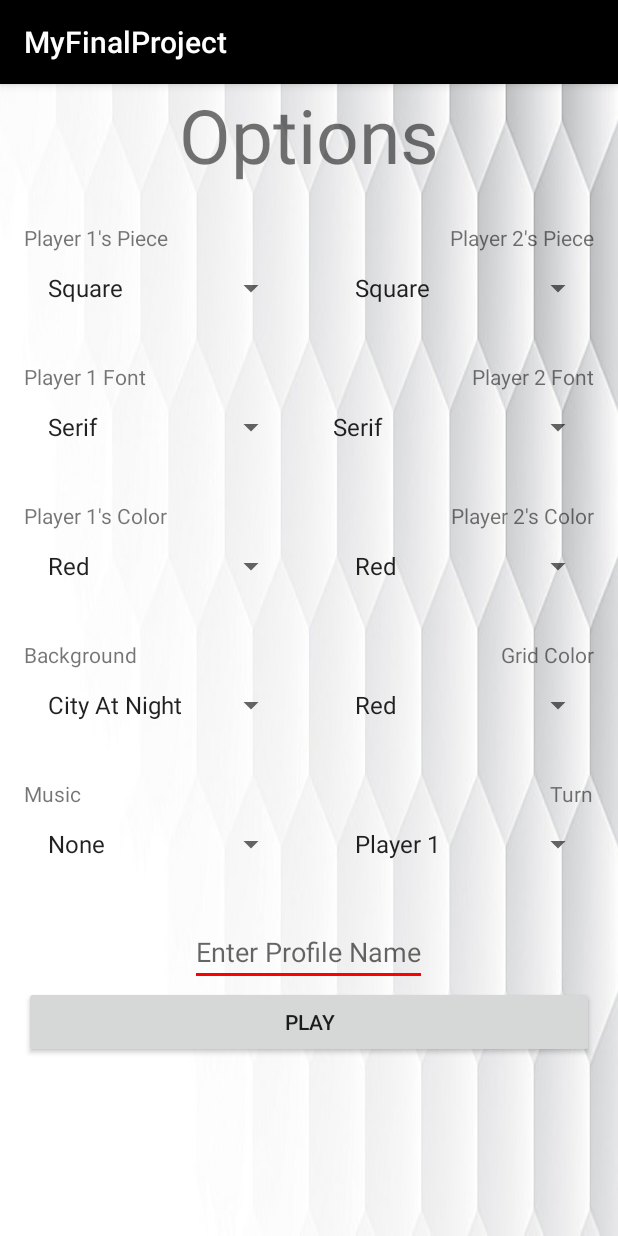
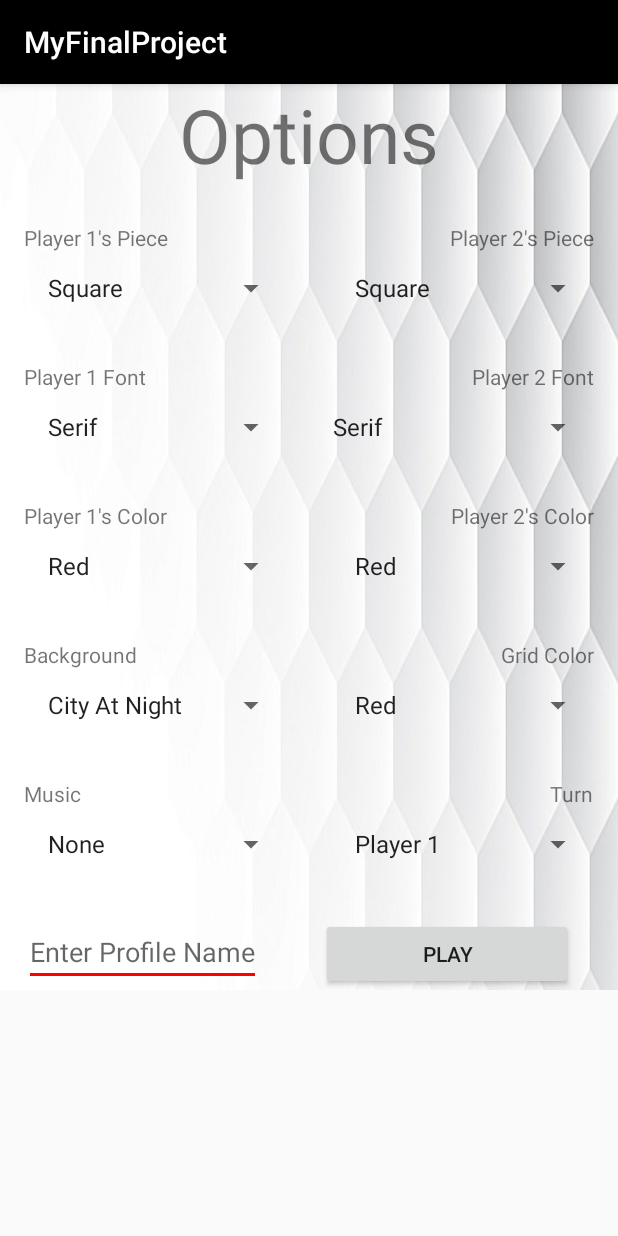
Before and after one commit to Weezer-K/Tic-Tac-Toe-Android, an Android app: the SettingsActivity screen opened directly, with no data from a screen before it, on a phone screen of 412 x 824 dp. Run offline under Robolectric (Android 15) with nearby library versions, the phone set to English and light mode, and no system bars; 1 statement that could not run was skipped.

Commit message:
Add design file

```diff
--- a/app/src/main/res/layout/activity_settings.xml
+++ b/app/src/main/res/layout/activity_settings.xml
@@ -3,25 +3,27 @@
 <LinearLayout xmlns:android="http://schemas.android.com/apk/res/android"
     xmlns:tools="http://schemas.android.com/tools"
     android:layout_width="match_parent"
-    android:layout_height="match_parent"
+    android:layout_height="wrap_content"
+    android:background="@drawable/whiteback"
+    android:orientation="vertical"
     android:paddingLeft="16dp"
-    android:paddingRight="16dp"
-    android:orientation="vertical"
-    android:background="@drawable/whiteback"
-    >
+    android:paddingRight="16dp">
+
     <RelativeLayout
         android:layout_width="match_parent"
         android:layout_height="wrap_content">
+
         <TextView
             android:layout_width="wrap_content"
             android:layout_height="wrap_content"
             android:layout_centerHorizontal="true"
 
             android:text="Options"
-        android:textSize="50dp"/>
+            android:textSize="50dp" />
 
 
     </RelativeLayout>
+
     <TextView
         android:layout_width="match_parent"
         android:layout_height="25dp" />
@@ -29,18 +31,20 @@
     <RelativeLayout
         android:layout_width="match_parent"
         android:layout_height="wrap_content">
+
         <TextView
             android:layout_width="wrap_content"
 
             android:layout_height="wrap_content"
-            android:text="Player 1's Piece"
-            android:layout_alignParentLeft="true"/>
+            android:layout_alignParentLeft="true"
+            android:text="Player 1's Piece" />
+
         <TextView
             android:layout_width="wrap_content"
             android:layout_height="wrap_content"
 
-            android:text="Player 2's Piece"
-            android:layout_alignParentRight="true"/>
+            android:layout_alignParentRight="true"
+            android:text="Player 2's Piece" />
     </RelativeLayout>
 
     <RelativeLayout
@@ -70,6 +74,7 @@
         </Spinner>
 
     </RelativeLayout>
+
     <TextView
         android:layout_width="match_parent"
         android:layout_height="25dp" />
@@ -77,18 +82,20 @@
     <RelativeLayout
         android:layout_width="match_parent"
         android:layout_height="wrap_content">
+
         <TextView
             android:layout_width="wrap_content"
 
             android:layout_height="wrap_content"
-            android:text="Player 1 Font"
-            android:layout_alignParentLeft="true"/>
+            android:layout_alignParentLeft="true"
+            android:text="Player 1 Font" />
+
         <TextView
             android:layout_width="wrap_content"
             android:layout_height="wrap_content"
 
-            android:text="Player 2 Font"
-            android:layout_alignParentRight="true"/>
+            android:layout_alignParentRight="true"
+            android:text="Player 2 Font" />
     </RelativeLayout>
 
     <RelativeLayout
@@ -117,6 +124,7 @@
         </Spinner>
 
     </RelativeLayout>
+
     <TextView
         android:layout_width="match_parent"
         android:layout_height="25dp" />
@@ -124,18 +132,20 @@
     <RelativeLayout
         android:layout_width="match_parent"
         android:layout_height="wrap_content">
+
         <TextView
             android:layout_width="wrap_content"
 
             android:layout_height="wrap_content"
-            android:text="Player 1's Color"
-            android:layout_alignParentLeft="true"/>
+            android:layout_alignParentLeft="true"
+            android:text="Player 1's Color" />
+
         <TextView
             android:layout_width="wrap_content"
             android:layout_height="wrap_content"
 
-            android:text="Player 2's Color"
-            android:layout_alignParentRight="true"/>
+            android:layout_alignParentRight="true"
+            android:text="Player 2's Color" />
     </RelativeLayout>
 
     <RelativeLayout
@@ -163,6 +173,7 @@
         </Spinner>
 
     </RelativeLayout>
+
     <TextView
         android:layout_width="match_parent"
         android:layout_height="25dp" />
@@ -170,18 +181,20 @@
     <RelativeLayout
         android:layout_width="match_parent"
         android:layout_height="wrap_content">
+
         <TextView
             android:layout_width="wrap_content"
 
             android:layout_height="wrap_content"
-            android:text="Background"
-            android:layout_alignParentLeft="true"/>
+            android:layout_alignParentLeft="true"
+            android:text="Background" />
+
         <TextView
             android:layout_width="wrap_content"
             android:layout_height="wrap_content"
 
-            android:text="Grid Color"
-            android:layout_alignParentRight="true"/>
+            android:layout_alignParentRight="true"
+            android:text="Grid Color" />
     </RelativeLayout>
 
     <RelativeLayout
@@ -218,18 +231,20 @@
     <RelativeLayout
         android:layout_width="match_parent"
         android:layout_height="wrap_content">
+
         <TextView
             android:layout_width="wrap_content"
 
             android:layout_height="wrap_content"
-            android:text="Music"
-            android:layout_alignParentLeft="true"/>
+            android:layout_alignParentLeft="true"
+            android:text="Music" />
+
         <TextView
             android:layout_width="wrap_content"
             android:layout_height="wrap_content"
 
-            android:text="Turn"
-            android:layout_alignParentRight="true"/>
+            android:layout_alignParentRight="true"
+            android:text="Turn" />
     </RelativeLayout>
 
     <RelativeLayout
@@ -259,25 +274,30 @@
     </RelativeLayout>
 
 
-
     <TextView
         android:layout_width="wrap_content"
         android:layout_height="25dp" />
+
     <RelativeLayout
         android:layout_width="match_parent"
         android:layout_height="wrap_content">
+
         <EditText
             android:id="@+id/profileName"
-        android:hint="Enter Profile Name"
-        android:layout_centerHorizontal="true"
             android:layout_width="wrap_content"
-        android:layout_height="wrap_content" />
-    </RelativeLayout>
+            android:layout_height="wrap_content"
+            android:hint="Enter Profile Name" />
+
         <Button
             android:id="@+id/endOptions"
-        android:layout_width="match_parent"
+            android:layout_width="168dp"
             android:layout_height="wrap_content"
+            android:layout_marginStart="40dp"
+            android:layout_marginLeft="40dp"
+            android:layout_toEndOf="@+id/profileName"
+            android:layout_toRightOf="@+id/profileName"
             android:text="Play" />
+    </RelativeLayout>
 
 
 </LinearLayout>
```
Also changed, not shown: 1 other file. Lines whose indentation alone changed are shown as unchanged.
